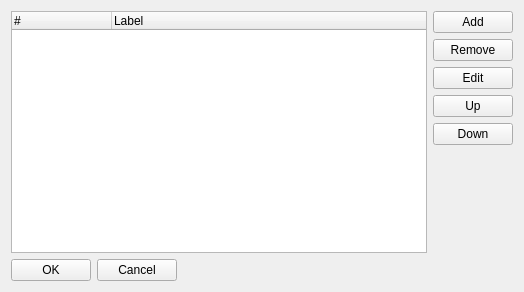
ryzom/ryzomcore, file code/nel/tools/3d/object_viewer_qt/src/plugins/material_editor/render_passes.ui: the form before one commit.
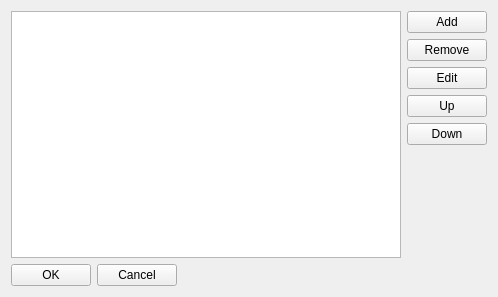
The form after the commit.

Patch:
```diff
--- a/code/nel/tools/3d/object_viewer_qt/src/plugins/material_editor/render_passes.ui
+++ b/code/nel/tools/3d/object_viewer_qt/src/plugins/material_editor/render_passes.ui
@@ -9,29 +9,18 @@
    <rect>
     <x>0</x>
     <y>0</y>
-    <width>524</width>
-    <height>292</height>
+    <width>498</width>
+    <height>297</height>
    </rect>
   </property>
   <property name="windowTitle">
    <string>Rendering passes</string>
   </property>
-  <layout class="QVBoxLayout" name="verticalLayout_3">
-   <item>
+  <layout class="QGridLayout" name="gridLayout">
+   <item row="0" column="0">
     <layout class="QHBoxLayout" name="horizontalLayout">
      <item>
-      <widget class="QTreeWidget" name="treeWidget">
-       <column>
-        <property name="text">
-         <string>#</string>
-        </property>
-       </column>
-       <column>
-        <property name="text">
-         <string>Label</string>
-        </property>
-       </column>
-      </widget>
+      <widget class="QListWidget" name="listWidget"/>
      </item>
      <item>
       <layout class="QVBoxLayout" name="verticalLayout_2">
@@ -121,7 +110,7 @@
      </item>
     </layout>
    </item>
-   <item>
+   <item row="1" column="0">
     <layout class="QHBoxLayout" name="horizontalLayout_2">
      <item>
       <widget class="QPushButton" name="okButton">
```
